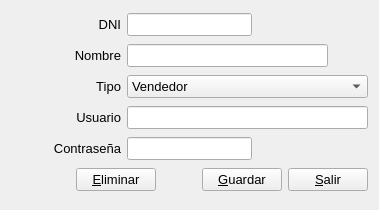
Old version of the form Facturacion/usuarioop.ui in the repository radtek/manager.
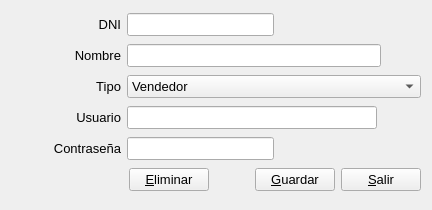
New version of the form. Icons and pictures are not drawn.

What changed in the file:
```diff
--- a/Facturacion/usuarioop.ui
+++ b/Facturacion/usuarioop.ui
@@ -6,7 +6,7 @@
    <rect>
     <x>0</x>
     <y>0</y>
-    <width>379</width>
+    <width>432</width>
     <height>210</height>
    </rect>
   </property>
@@ -212,6 +212,18 @@
      </item>
      <item>
       <widget class="QLineEdit" name="lineEdit_usuario">
+       <property name="minimumSize">
+        <size>
+         <width>250</width>
+         <height>0</height>
+        </size>
+       </property>
+       <property name="maximumSize">
+        <size>
+         <width>250</width>
+         <height>16777215</height>
+        </size>
+       </property>
        <property name="font">
         <font>
          <pointsize>10</pointsize>
@@ -219,6 +231,19 @@
        </property>
       </widget>
      </item>
+     <item>
+      <spacer name="horizontalSpacer_6">
+       <property name="orientation">
+        <enum>Qt::Horizontal</enum>
+       </property>
+       <property name="sizeHint" stdset="0">
+        <size>
+         <width>40</width>
+         <height>20</height>
+        </size>
+       </property>
+      </spacer>
+     </item>
     </layout>
    </item>
    <item>
```
Left out of the diff: 10 changed lines with no effect on the pictures.
